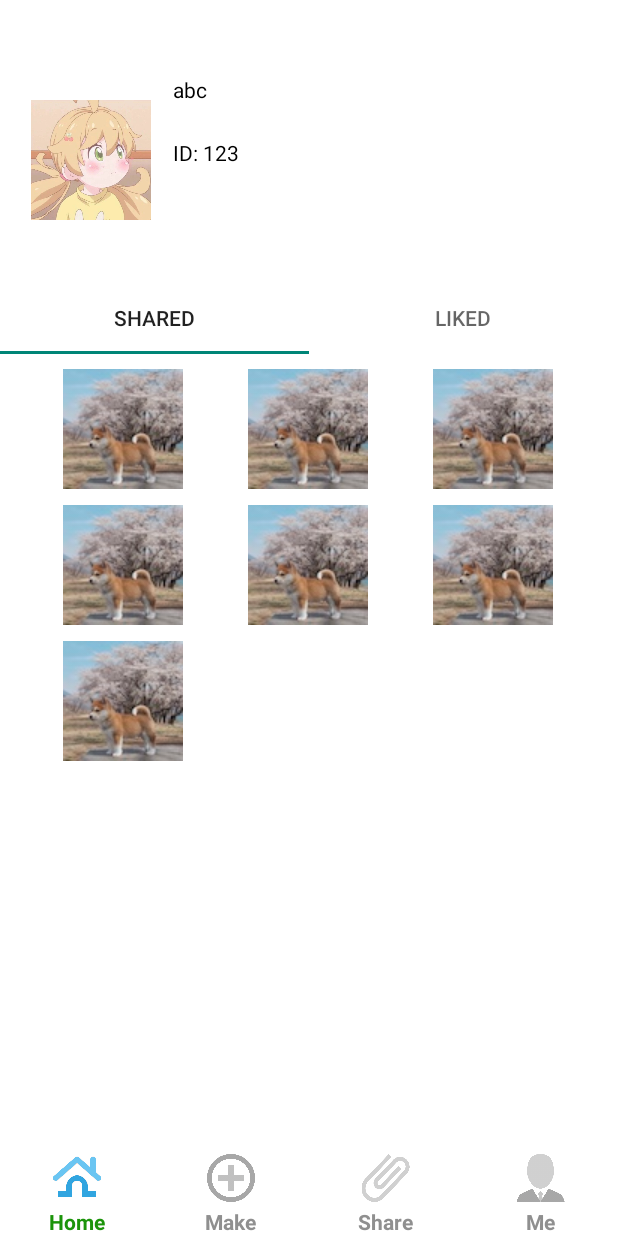
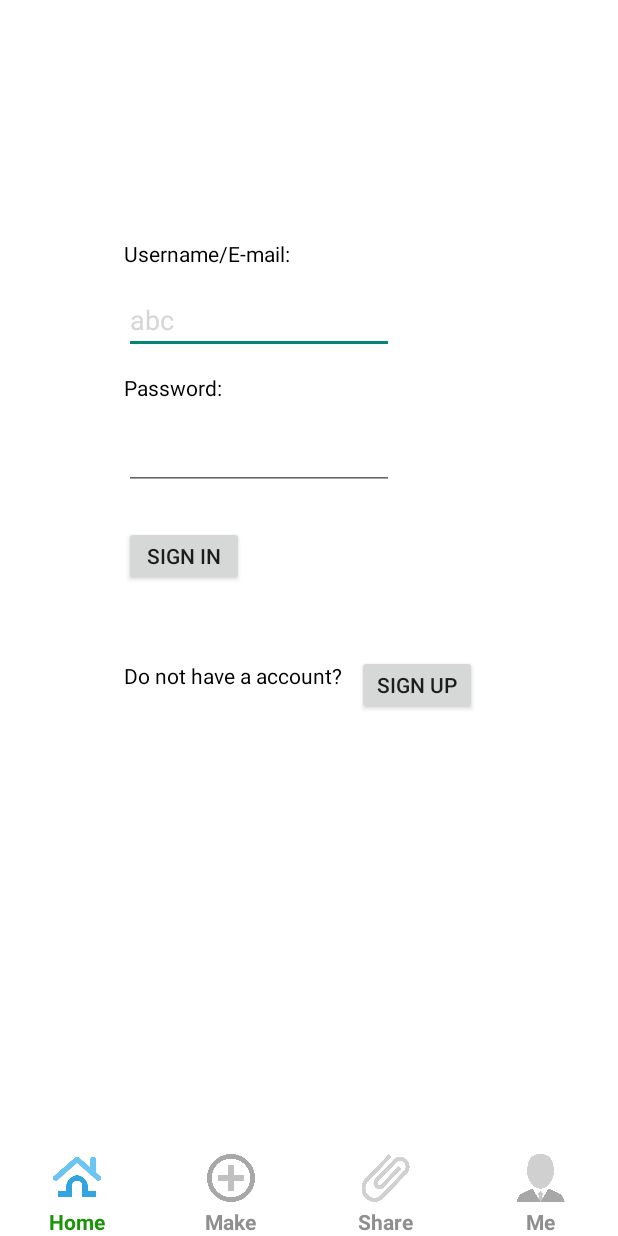
Before and after one commit to Luyiihau/Fun-Emoji-Packs, an Android app: the fragment MeFragment placed in its activity, on a phone screen of 412 x 824 dp. Run offline under Robolectric (Android 15) with nearby library versions, the phone set to English and light mode, and no system bars.

Commit message:
注册登录和用户详情

```diff
--- a/app/src/main/java/com/example/funemojipacks/MeFragment.java
+++ b/app/src/main/java/com/example/funemojipacks/MeFragment.java
@@ -1,73 +1,144 @@
 package com.example.funemojipacks;
 
+import android.content.Context;
 import android.os.Bundle;
 import android.view.LayoutInflater;
 import android.view.View;
 import android.view.ViewGroup;
+import android.widget.Button;
+import android.widget.EditText;
+import android.widget.LinearLayout;
+import android.widget.TextView;
+import android.widget.Toast;
 
 import androidx.annotation.Nullable;
-import androidx.constraintlayout.solver.widgets.Rectangle;
 import androidx.fragment.app.Fragment;
-import androidx.viewpager.widget.ViewPager;
+import androidx.fragment.app.FragmentManager;
+import androidx.fragment.app.FragmentTransaction;
 
-import com.example.funemojipacks.me.MeAdapter;
-import com.example.funemojipacks.me.ShareLikeFragment;
-import com.google.android.material.tabs.TabLayout;
-
-import java.util.ArrayList;
-import java.util.List;
+import com.example.funemojipacks.me.RegisterFragment;
 
 
 // ----萌佳
 
-public class MeFragment extends Fragment {
-    TabLayout mTabLayout;
-    ViewPager mViewPager;
+public class MeFragment  extends Fragment {
+
     private View view;
-    private List<Fragment> list = new ArrayList<Fragment>();
-    private List<String> stringList = new ArrayList<>();
+    private Context mContext;
+    EditText vUsername, vPwd;
+    Button loginButtom, registButtom;
 
+    private UserInfoFragment mUserInfoFragment;
+    private MeFragment mMeFragment;
+    private RegisterFragment mRegisterFragment;
+
+    public MeFragment(){
+
+    }
 
     @Override
     public View onCreateView(LayoutInflater inflater, @Nullable ViewGroup container, @Nullable Bundle savedInstanceState) {
         view = inflater.inflate(R.layout.me_page, container, false);
 
-        initView();
+        // initView();
+
+        // -- get views
+        vUsername = (EditText) view.findViewById(R.id.login_user_name_edit);
+        vPwd = (EditText) view.findViewById(R.id.login_pwd_edit);
+
+        loginButtom = (Button)view.findViewById(R.id.login_btn);
+        registButtom = (Button)view.findViewById(R.id.regist_btn);
+
+        // -- Listener
+        loginButtom.setOnClickListener(new View.OnClickListener() {
+            @Override
+            public void onClick(View v) {
+                String username = vUsername.getText().toString();
+                String pwd = vPwd.getText().toString();
+
+                if (username.equals("") || pwd.equals("")){
+                    // toast message
+                    // String tips = getString(R.string.log_empty_tips);
+                    Toast.makeText(getContext(), R.string.log_empty_tips, Toast.LENGTH_LONG).show();
+                }
+                // add more conditions here
+                // jump to LoginFragment
+                else{
+                    System.out.println("The username:" + username + ".The pwd" + pwd);
+
+                    // 管理器要用getSupportFragmentManager获取
+                    FragmentManager fragmentManager = getFragmentManager();
+                    // 开启事务
+                    FragmentTransaction transaction = fragmentManager.beginTransaction();
+                    // 隐藏所有Fragment
+                    hideFragment(transaction);
+
+                    if (mUserInfoFragment == null) {
+                        mUserInfoFragment = new UserInfoFragment();
+                        transaction.add(R.id.meConstraintLayout, mUserInfoFragment);
+                    } else {
+                        transaction.show(mUserInfoFragment);
+                    }
+                    // 提交事务
+                    transaction.commit();
+                }
+            }
+        });
+
+
+        registButtom.setOnClickListener(new View.OnClickListener() {
+            @Override
+            public void onClick(View v) {
+                // Intent intent = new Intent(getApplicationContext(), ReportActivity.class);
+                // Bundle bundle = new Bundle();
+                // intent.putExtras(bundle); startActivity(intent);
+
+                // RegistFragment
+                // RegistXML
+                // 写一个buttom注册存数据
+                // 注册之后跳转到登录页面
+
+                System.out.println("Register a new username");
+
+                // 管理器要用getSupportFragmentManager获取
+                FragmentManager fragmentManager = getFragmentManager();
+                // 开启事务
+                FragmentTransaction transaction = fragmentManager.beginTransaction();
+                // 隐藏所有Fragment
+                hideFragment(transaction);
+
+                if (mRegisterFragment == null) {
+                    mRegisterFragment = new RegisterFragment();
+                    transaction.add(R.id.meConstraintLayout, mRegisterFragment);
+                } else {
+                    transaction.show(mRegisterFragment);
+                }
+                // 提交事务
+                transaction.commit();
+
+            }
+        });
 
         return view;
     }
 
-    private void initView(){
-        // 实例化
-        // mViewPager = (ViewPager) view.findViewById(R.id.meViewerPager);
-        mTabLayout = (TabLayout) view.findViewById(R.id.meTabLayout);
-        mViewPager = (ViewPager) view.findViewById(R.id.meViewerPager);
-        // 创建Tab
-        // TabLayout.Tab tab1 = mTabLayout.newTab().setText("Shared");
-        // TabLayout.Tab tab2 = mTabLayout.newTab().setText("Liked");
-
-        // 将Tab添加到TabLayout
-        // mTabLayout.addTab(tab1);
-        // mTabLayout.addTab(tab2);
-
-        stringList.add("Shared");
-        stringList.add("Liked");
-
-        list.add(new ShareLikeFragment());
-        list.add(new ShareLikeFragment());
-
-        for(String str: stringList){
-            mTabLayout.addTab(mTabLayout.newTab().setText(str));
+    //隐藏Fragment
+    private void hideFragment(FragmentTransaction transaction) {
+        System.out.println("Condition1!");
+        if (mRegisterFragment != null) {
+            System.out.println("Condition1 execute!");
+            transaction.hide(mRegisterFragment);
         }
-
-        // ViewPager加适配器Adapter
-        MeAdapter adapter = new MeAdapter(getChildFragmentManager(), list, stringList);
-        mViewPager.setAdapter(adapter);
-
-
-        // 关联tab和viewPage
-        mTabLayout.setupWithViewPager(mViewPager);
-
+        if (mMeFragment != null) {
+            System.out.println("Condition2 execute!");
+            transaction.hide(mMeFragment);
+        }
+        if (mUserInfoFragment != null) {
+            System.out.println("Condition3 execute!");
+            transaction.hide(mUserInfoFragment);
+        }
+        loginButtom.setVisibility(View.INVISIBLE);
+        registButtom.setVisibility(View.INVISIBLE);
     }
 
 }
--- a/app/src/main/java/com/example/funemojipacks/me/ShareLikeFragment.java
+++ b/app/src/main/java/com/example/funemojipacks/me/ShareLikeFragment.java
@@ -6,6 +6,7 @@ import android.view.View;
 import android.view.ViewGroup;
 import android.widget.BaseAdapter;
 import android.widget.GridView;
+import android.widget.RelativeLayout;
 
 import androidx.fragment.app.Fragment;
 
@@ -16,15 +17,16 @@ public class ShareLikeFragment extends Fragment {
     private View view;
     private GridView gridView;
 
-    public ShareLikeFragment()  {
+    //
+    // public ShareLikeFragment()  {
 
-    }
+    // }
 
     @Override
     public View onCreateView(LayoutInflater inflater, ViewGroup container,
                              Bundle savedInstanceState) {
         // Inflate the layout for this fragment
-        view = inflater.inflate(R.layout.me_fragment, container, false);
+        view = inflater.inflate(R.layout.me_grid_item, container, false);
         initView();
         return view;
     }
--- a/app/src/main/res/layout/me_fragment.xml
+++ /dev/null
@@ -1,22 +0,0 @@
-<?xml version="1.0" encoding="utf-8"?>
-<androidx.constraintlayout.widget.ConstraintLayout
-    xmlns:android="http://schemas.android.com/apk/res/android"
-    xmlns:app="http://schemas.android.com/apk/res-auto"
-    xmlns:tools="http://schemas.android.com/tools"
-    android:id="@+id/ConstraintLayout2"
-    android:layout_width="match_parent"
-    android:layout_height="match_parent"
-    android:background="#FFFFFF">
-
-
-<GridView
-    android:id="@+id/me_pic_grid"
-    android:layout_width="0dp"
-    android:layout_height="0dp"
-    app:layout_constraintBottom_toBottomOf="parent"
-    app:layout_constraintEnd_toEndOf="parent"
-    app:layout_constraintStart_toStartOf="parent"
-    app:layout_constraintTop_toTopOf="parent"
-    android:numColumns="3"/>
-
-</androidx.constraintlayout.widget.ConstraintLayout>
--- a/app/src/main/res/layout/me_img_item.xml
+++ b/app/src/main/res/layout/me_img_item.xml
@@ -2,7 +2,8 @@
 <RelativeLayout xmlns:android="http://schemas.android.com/apk/res/android"
     android:layout_width="match_parent"
     android:layout_height="match_parent"
-    android:padding="5dp">
+    android:padding="5dp"
+    android:id="@+id/imgItemRelative">
 
     <ImageView
         android:id="@+id/me_show_image_item"
--- a/app/src/main/res/layout/me_page.xml
+++ b/app/src/main/res/layout/me_page.xml
@@ -1,110 +1,125 @@
 <?xml version="1.0" encoding="utf-8"?>
-<androidx.constraintlayout.widget.ConstraintLayout
-    xmlns:android="http://schemas.android.com/apk/res/android"
+<androidx.constraintlayout.widget.ConstraintLayout xmlns:android="http://schemas.android.com/apk/res/android"
     xmlns:app="http://schemas.android.com/apk/res-auto"
     xmlns:tools="http://schemas.android.com/tools"
-    android:id="@+id/relativeLayout"
+    android:id="@+id/meConstraintLayout"
     android:layout_width="match_parent"
     android:layout_height="match_parent"
     android:background="#FFFFFF"
     tools:context="com.example.funemojipacks.MeFragment">
-
 
     <androidx.constraintlayout.widget.Guideline
         android:id="@+id/guideline1"
         android:layout_width="wrap_content"
         android:layout_height="wrap_content"
         android:orientation="horizontal"
-        app:layout_constraintGuide_begin="20dp" />
+        app:layout_constraintGuide_percent="0.2" />
 
     <androidx.constraintlayout.widget.Guideline
         android:id="@+id/guideline2"
         android:layout_width="wrap_content"
         android:layout_height="wrap_content"
         android:orientation="horizontal"
-        app:layout_constraintGuide_percent="0.25" />
+        app:layout_constraintGuide_percent="0.31" />
 
     <androidx.constraintlayout.widget.Guideline
         android:id="@+id/guideline3"
         android:layout_width="wrap_content"
         android:layout_height="wrap_content"
         android:orientation="horizontal"
-        app:layout_constraintGuide_percent="0.3" />
+        app:layout_constraintGuide_percent="0.43" />
+
+    <androidx.constraintlayout.widget.Guideline
+        android:id="@+id/guideline7"
+        android:layout_width="wrap_content"
+        android:layout_height="wrap_content"
+        android:orientation="horizontal"
+        app:layout_constraintGuide_percent="0.7" />
 
     <androidx.constraintlayout.widget.Guideline
         android:id="@+id/guideline4"
         android:layout_width="wrap_content"
         android:layout_height="wrap_content"
         android:orientation="vertical"
-        app:layout_constraintGuide_percent="0.05" />
+        app:layout_constraintGuide_percent="0.2" />
 
     <androidx.constraintlayout.widget.Guideline
         android:id="@+id/guideline5"
         android:layout_width="wrap_content"
         android:layout_height="wrap_content"
         android:orientation="vertical"
-        app:layout_constraintGuide_percent="0.28" />
-
-    <androidx.constraintlayout.widget.Guideline
-        android:id="@+id/guideline6"
-        android:layout_width="wrap_content"
-        android:layout_height="wrap_content"
-        android:orientation="vertical"
-        app:layout_constraintGuide_percent="0.95" />
-
-    <ImageView
-        android:id="@+id/user_profile"
-        android:layout_width="80dp"
-        android:layout_height="80dp"
-        android:background="#EE772E"
-        android:src="@drawable/user_img"
-        android:contentDescription="@string/profile_img"
-        app:layout_constraintTop_toTopOf="@+id/guideline1"
-        app:layout_constraintBottom_toTopOf="@+id/guideline2"
-        app:layout_constraintStart_toStartOf="@+id/guideline4" />
+        app:layout_constraintGuide_percent="0.8" />
 
     <TextView
-        android:id="@+id/user_name_text"
-        android:layout_width="160dp"
+        android:id="@+id/login_user_name_text"
+        android:layout_width="wrap_content"
         android:layout_height="32dp"
-        android:layout_marginTop="30dp"
-        app:layout_constraintLeft_toRightOf="@+id/guideline5"
-        app:layout_constraintTop_toTopOf="@+id/guideline1"
-        android:text="abc"
+        android:layout_marginTop="5dp"
+        android:text="@string/login_username"
+        android:textColor="#000000"
+        app:layout_constraintStart_toStartOf="@+id/guideline4"
+        app:layout_constraintTop_toTopOf="@+id/guideline1" />
+
+    <EditText
+        android:id="@+id/login_user_name_edit"
+        android:layout_width="180dp"
+        android:layout_height="40dp"
+        android:layout_marginTop="1dp"
+        app:layout_constraintTop_toBottomOf="@+id/login_user_name_text"
+        app:layout_constraintBottom_toTopOf="@+id/guideline2"
+        app:layout_constraintStart_toStartOf="@+id/guideline4"
+        android:text="@string/sample_login_username"
+        android:textColor="#D6D6D6" />
+
+    <TextView
+        android:id="@+id/login_pwd_text"
+        android:layout_width="wrap_content"
+        android:layout_height="32dp"
+        android:layout_marginTop="10dp"
+        app:layout_constraintTop_toTopOf="@+id/guideline2"
+        app:layout_constraintStart_toStartOf="@+id/guideline4"
+        android:text="@string/login_pwd"
         android:textColor="#000000" />
 
-    <TextView
-        android:id="@+id/user_id_text"
-        android:layout_width="160dp"
-        android:layout_height="32dp"
-        android:layout_marginTop="10dp"
-        app:layout_constraintLeft_toRightOf="@+id/guideline5"
-        app:layout_constraintTop_toBottomOf="@+id/user_name_text"
-        android:text="ID: 123"
-        android:textColor="#000000"/>
-
-    <com.google.android.material.tabs.TabLayout
-        android:id="@+id/meTabLayout"
-        android:layout_width="match_parent"
-        android:layout_height="wrap_content"
-        app:layout_constraintTop_toTopOf="@+id/guideline2"
+    <EditText
+        android:id="@+id/login_pwd_edit"
+        android:layout_width="180dp"
+        android:layout_height="40dp"
+        android:layout_marginTop="1dp"
+        android:inputType="textPassword"
+        app:layout_constraintTop_toBottomOf="@+id/login_pwd_text"
         app:layout_constraintBottom_toTopOf="@+id/guideline3"
         app:layout_constraintStart_toStartOf="@+id/guideline4"
-        app:layout_constraintEnd_toStartOf="@+id/guideline6"
-        app:tabGravity="fill"
-        app:tabMode="fixed" />
+        android:text=""
+        android:textColor="#D6D6D6" />
 
-    <androidx.viewpager.widget.ViewPager
-        android:id="@+id/meViewerPager"
-        android:layout_width="0dp"
-        android:layout_height="0dp"
-        android:layout_marginTop="10dp"
-        app:layout_constraintBottom_toBottomOf="parent"
-        app:layout_constraintHorizontal_bias="0.0"
-        app:layout_constraintLeft_toLeftOf="@+id/guideline4"
-        app:layout_constraintRight_toLeftOf="@+id/guideline6"
+    <Button
+        android:id="@+id/login_btn"
+        android:layout_width="80dp"
+        android:layout_height="40dp"
+        android:layout_marginTop="20dp"
         app:layout_constraintTop_toTopOf="@+id/guideline3"
-        app:layout_constraintVertical_bias="0.0" >
-    </androidx.viewpager.widget.ViewPager>
+        app:layout_constraintStart_toStartOf="@+id/guideline4"
+        android:text="@string/login_btn_text"/>
+
+    <TextView
+        android:id="@+id/login_no_account_text"
+        android:layout_width="wrap_content"
+        android:layout_height="32dp"
+        android:layout_marginTop="50dp"
+        app:layout_constraintTop_toBottomOf="@+id/login_btn"
+        app:layout_constraintStart_toStartOf="@+id/guideline4"
+        android:text="@string/no_account"
+        android:textColor="#000000" />
+
+    <Button
+        android:id="@+id/regist_btn"
+        android:layout_width="80dp"
+        android:layout_height="40dp"
+        android:layout_marginTop="46dp"
+        android:layout_marginLeft="10dp"
+        app:layout_constraintTop_toBottomOf="@+id/login_btn"
+        app:layout_constraintStart_toEndOf="@+id/login_no_account_text"
+        android:text="@string/regist_btn_text"/>
 
 </androidx.constraintlayout.widget.ConstraintLayout>
--- a/app/src/main/res/values/strings.xml
+++ b/app/src/main/res/values/strings.xml
@@ -2,4 +2,21 @@
     <string name="app_name">Fun Emoji Packs</string>
 
     <string name="profile_img">This is user img profile.</string>
+
+    <string name="login_username">Username/E-mail: </string>
+    <string name="sample_login_username">abc</string>
+    <string name="login_pwd">Password: </string>
+    <string name="login_pwd_confirm">Repeat your Password: </string>
+    <string name="login_btn_text">Sign in</string>
+    <string name="no_account">Do not have a account? </string>
+    <string name="regist_btn_text">Sign up</string>
+    <string name="logout_btn_text">Sign out</string>
+
+    <string name="log_empty_tips">Username and password could not be empty.</string>
+    <string name="pwd_diff_tips">Input the same password twice.</string>
+    <string name="regist_succ_tips">Regist successfully, please sign in.</string>
+
+
+
+
 </resources>
```
Also changed, not shown: app/src/main/java/com/example/funemojipacks/UserInfoFragment.java (added, +121 -0 lines), app/src/main/java/com/example/funemojipacks/me/RegisterFragment.java (added, +99 -0 lines).
